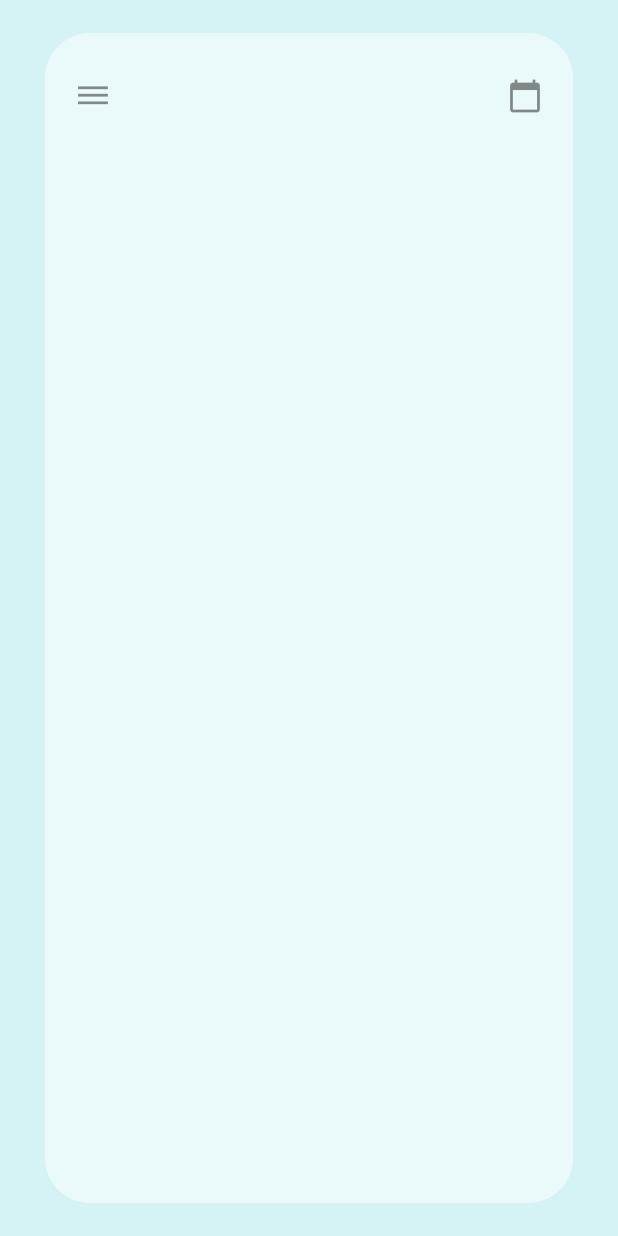
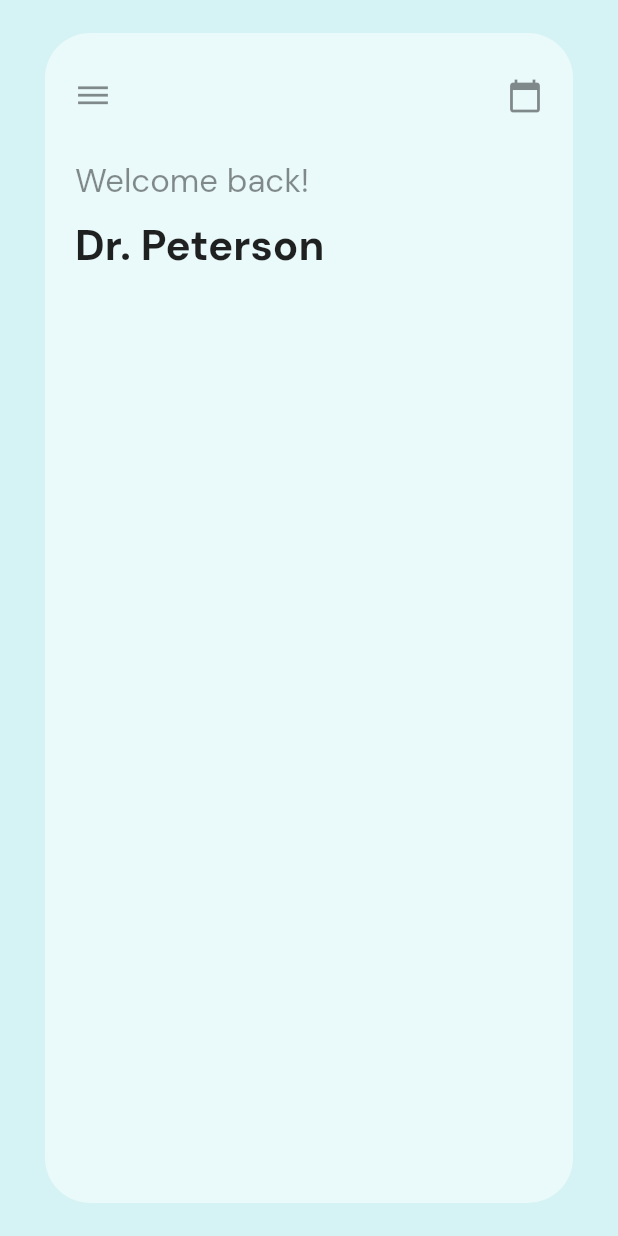
Before and after one commit to stark-ace-1891/tf08r_0024_reto_app_request, a Flutter app: the screen it shows after launch, on a phone screen of 412 x 824 dp. Run offline on Flutter 3.47's test engine with Material 2 defaults, Android fonts, the phone set to English and light mode, and no system bars; our stand-ins replace google_fonts.

Commit message:
Acabando seccion de titulo

```diff
--- a/lib/pages/home_page.dart
+++ b/lib/pages/home_page.dart
@@ -18,12 +18,13 @@ class HomePage extends StatelessWidget {
                 color: Colors.white.withOpacity(0.5),
                 borderRadius: BorderRadius.circular(30),
               ),
-              child: Padding(
-                padding: const EdgeInsets.symmetric(
+              child: const Padding(
+                padding: EdgeInsets.symmetric(
                   horizontal: 20,
                   vertical: 30,
                 ),
                 child: Column(
+                  crossAxisAlignment: CrossAxisAlignment.start,
                   children: [
                     Row(
                       mainAxisAlignment: MainAxisAlignment.spaceBetween,
@@ -38,6 +39,30 @@ class HomePage extends StatelessWidget {
                         ),
                       ],
                     ),
+                    SizedBox(
+                      height: 30,
+                    ),
+                    Text(
+                      "Welcome back!",
+                      style: TextStyle(
+                        fontSize: 22,
+                        color: Colors.black45,
+                      ),
+                    ),
+                    SizedBox(
+                      height: 10,
+                    ),
+                    Text(
+                      "Dr. Peterson",
+                      style: TextStyle(
+                        fontSize: 28,
+                        color: Colors.black87,
+                        fontWeight: FontWeight.bold,
+                      ),
+                    ),
+                    SizedBox(
+                      height: 30,
+                    ),
                   ],
                 ),
               ),
```
